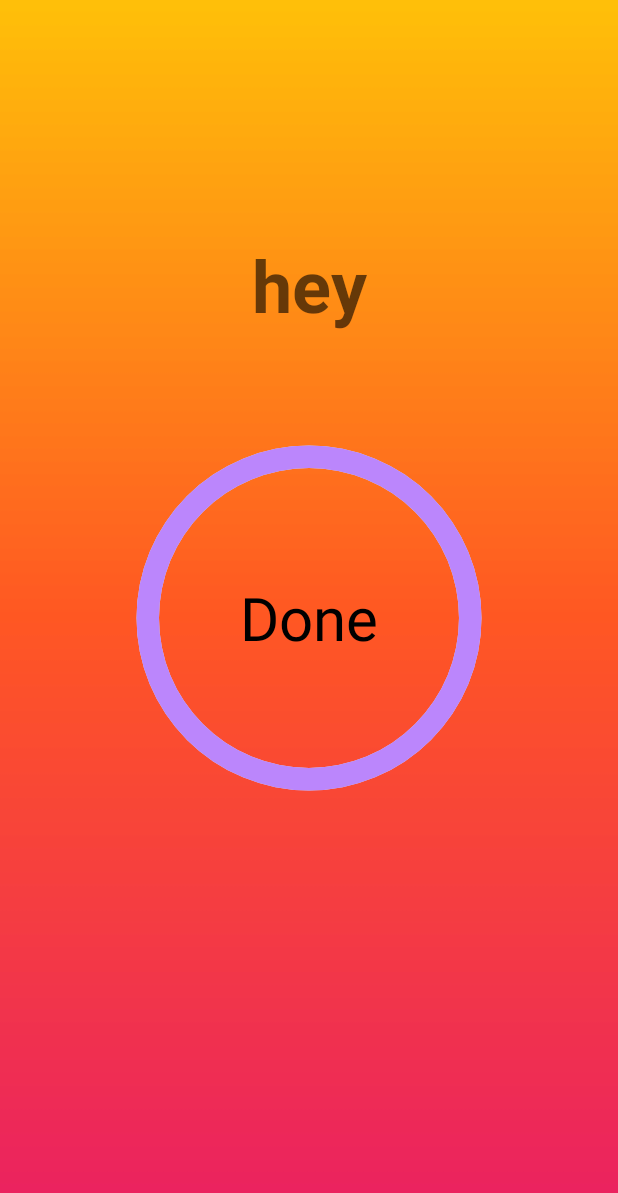
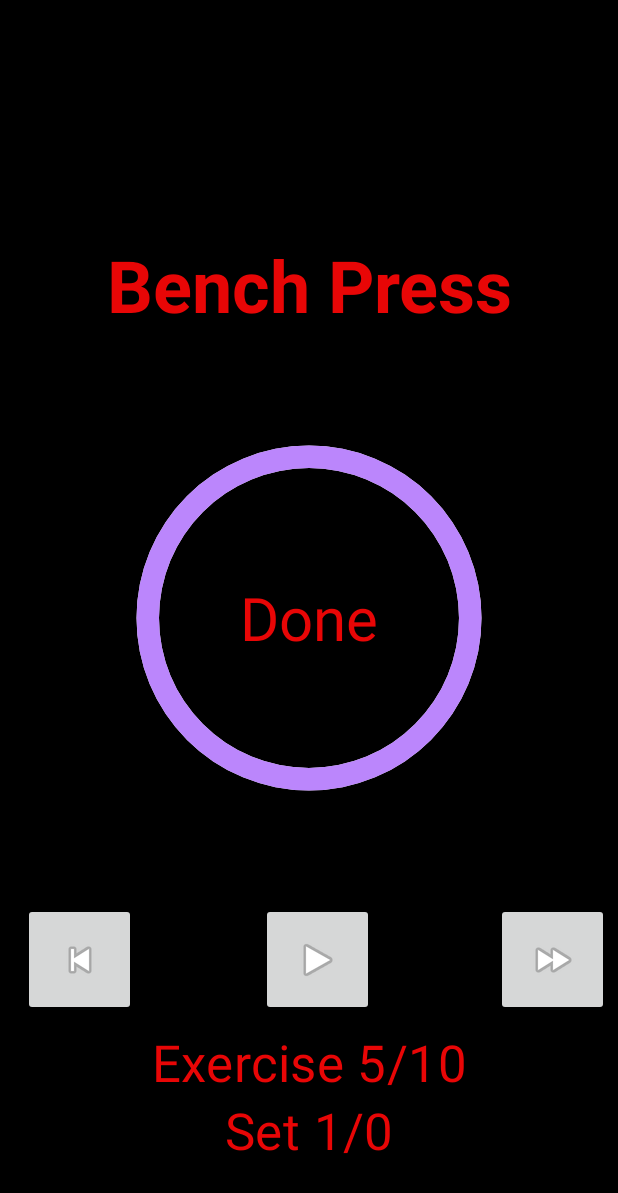
Before and after one commit to ermoter/HealthHawk, an Android app: the Timer screen opened directly, with no data from a screen before it, on a phone screen of 412 x 824 dp. Shown: the top 1193 px of the screen. Run offline under Robolectric (Android 15) with nearby library versions, the phone set to English and light mode, and no system bars; 19 statements that could not run were skipped.

Commit message:
Added Skip, Rewind and pause features to timer

```diff
--- a/app/src/main/res/layout/activity_timer.xml
+++ b/app/src/main/res/layout/activity_timer.xml
@@ -1,10 +1,12 @@
 <?xml version="1.0" encoding="utf-8"?>
 <RelativeLayout xmlns:android="http://schemas.android.com/apk/res/android"
+    xmlns:app="http://schemas.android.com/apk/res-auto"
     xmlns:tools="http://schemas.android.com/tools"
-    android:layout_width="match_parent" android:layout_height="match_parent"
+    android:id="@+id/timer_layout"
+    android:layout_width="match_parent"
+    android:layout_height="match_parent"
     android:soundEffectsEnabled="true"
-    android:id="@+id/timer_layout"
-    >
+    android:background="#000000">
 
     <TextView
         android:id="@+id/timer_workout_title"
@@ -13,10 +15,9 @@
         android:layout_above="@+id/timer_progress_bar"
         android:layout_marginBottom="104dp"
         android:gravity="center"
-        android:text="hey"
-        android:textAppearance="@style/TextAppearance.MaterialComponents.Headline1"
-        android:textStyle="bold">
-    </TextView>
+        android:text="Workout Title"
+        android:textAppearance="@style/TextAppearance.MaterialComponents.Headline2"
+        android:textStyle="bold"></TextView>
 
     <TextView
         android:id="@+id/timer_currentWorkout_tv"
@@ -25,7 +26,7 @@
         android:layout_above="@+id/timer_progress_bar"
         android:layout_marginBottom="40dp"
         android:gravity="center"
-        android:text="hey"
+        android:text="Bench Press"
         android:textAppearance="@style/TextAppearance.MaterialComponents.Headline3"
         android:textStyle="bold"></TextView>
 
@@ -39,18 +40,66 @@
         android:progressDrawable="@drawable/circular_progress_bar" />
 
     <TextView
+        android:id="@+id/tv_timer"
         android:layout_width="wrap_content"
         android:layout_height="wrap_content"
-        android:id="@+id/tv_timer"
         android:layout_centerInParent="true"
-        android:text="hello"
+        android:soundEffectsEnabled="true"
+        android:text="0:00"
+        android:textAppearance="@style/TextAppearance.AppCompat.Large"
         android:textColor="@color/black"
-        android:textSize="40dp"
-        android:soundEffectsEnabled="true"
-        android:textAppearance="@style/TextAppearance.AppCompat.Large"/>
+        android:textSize="40dp" />
 
-    <ImageView
-        android:layout_width="50dp"
-        android:layout_height="50dp"
-        />
+    <ImageButton
+        android:id="@+id/imageButton"
+        android:layout_width="75dp"
+        android:layout_height="75dp"
+        android:layout_below="@id/timer_progress_bar"
+        android:layout_marginTop="40dp"
+        android:layout_marginRight="-193dp"
+        android:layout_toLeftOf="@id/timer_progress_bar"
+        app:srcCompat="@android:drawable/ic_media_play" />
+
+    <ImageButton
+        android:id="@+id/imageButton2"
+        android:layout_width="75dp"
+        android:layout_height="75dp"
+        android:layout_below="@id/timer_progress_bar"
+        android:layout_marginLeft="38dp"
+        android:layout_marginTop="40dp"
+        android:layout_marginRight="-232dp"
+        android:layout_toLeftOf="@id/imageButton"
+        app:srcCompat="@android:drawable/ic_media_ff" />
+
+    <ImageButton
+        android:id="@+id/imageButton3"
+        android:layout_width="75dp"
+        android:layout_height="75dp"
+        android:layout_below="@id/timer_progress_bar"
+        android:layout_marginLeft="-177dp"
+        android:layout_marginTop="40dp"
+        android:layout_marginRight="83dp"
+        android:layout_toLeftOf="@id/imageButton"
+
+        app:srcCompat="@android:drawable/ic_media_previous" />
+
+    <TextView
+        android:id="@+id/exercise_number_tv"
+        android:layout_width="match_parent"
+        android:layout_height="wrap_content"
+        android:layout_below="@id/imageButton3"
+        android:layout_marginTop="8dp"
+        android:text="Exercise 5/10"
+        android:gravity="center"
+        android:textAppearance="@style/TextAppearance.MaterialComponents.Headline4"/>
+
+    <TextView
+        android:id="@+id/set_number_tv"
+        android:layout_width="match_parent"
+        android:layout_height="wrap_content"
+        android:layout_below="@id/exercise_number_tv"
+        android:text="Set 3/4"
+        android:gravity="center"
+        android:textAppearance="@style/TextAppearance.MaterialComponents.Headline4"/>
+
 </RelativeLayout>
--- a/app/src/main/res/values/colors.xml
+++ b/app/src/main/res/values/colors.xml
@@ -7,4 +7,7 @@
     <color name="teal_700">#FF018786</color>
     <color name="black">#FF000000</color>
     <color name="white">#FFFFFFFF</color>
+    <color name="red">#E80606</color>
+    <color name="blue">#AFD1F9</color>
+    <color name="green">#90F188</color>
 </resources>
```
Also changed, not shown: app/src/main/java/com/example/healthhawk/DisplayWorkoutInfo.java (+1 -7 lines), app/src/main/java/com/example/healthhawk/Timer.java (+164 -19 lines), 1 other file.
